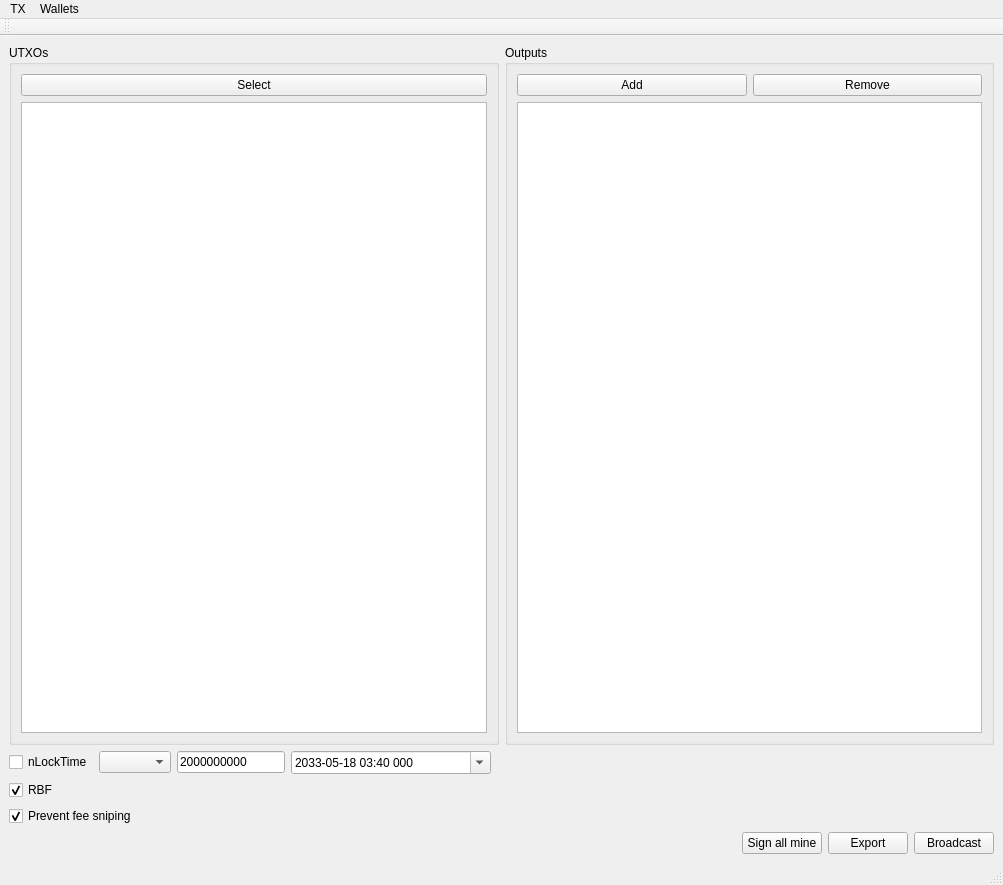
gbizzotto/ourWallet, file ui/mainwindow.ui: the form before one commit.
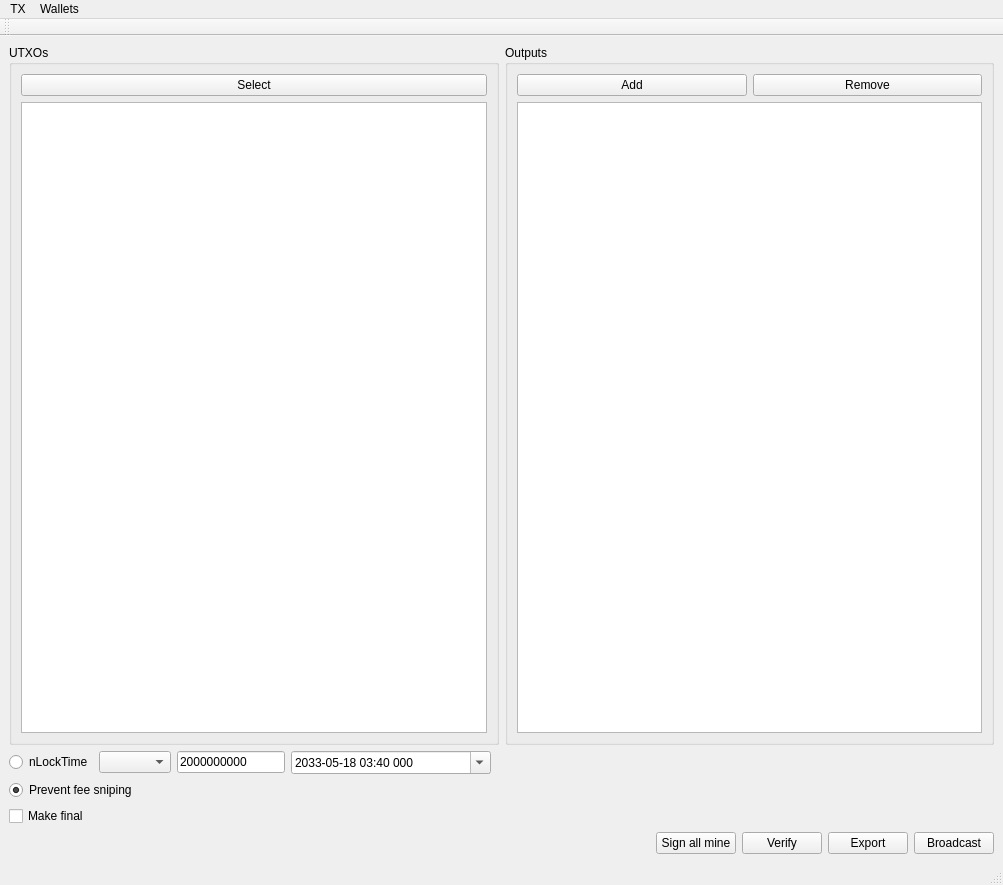
The form after the commit.

```diff
--- a/ui/mainwindow.ui
+++ b/ui/mainwindow.ui
@@ -154,7 +154,7 @@
          </widget>
         </item>
         <item row="0" column="0">
-         <widget class="QCheckBox" name="nLockTimeCheckBox">
+         <widget class="QRadioButton" name="nLockTimeRadioButton">
           <property name="text">
            <string>nLockTime</string>
           </property>
@@ -163,17 +163,7 @@
        </layout>
       </item>
       <item>
-       <widget class="QCheckBox" name="RBFCheckBox">
-        <property name="text">
-         <string>RBF</string>
-        </property>
-        <property name="checked">
-         <bool>true</bool>
-        </property>
-       </widget>
-      </item>
-      <item>
-       <widget class="QCheckBox" name="PreventFeeSnipingCheckBox">
+       <widget class="QRadioButton" name="PreventFeeSnipingRadioButton">
         <property name="text">
          <string>Prevent fee sniping</string>
         </property>
@@ -182,6 +172,16 @@
         </property>
        </widget>
       </item>
+      <item>
+       <widget class="QCheckBox" name="RBFCheckBox">
+        <property name="text">
+         <string>Make final</string>
+        </property>
+        <property name="checked">
+         <bool>false</bool>
+        </property>
+       </widget>
+      </item>
       <item>
        <layout class="QHBoxLayout" name="horizontalLayout_3">
         <item>
@@ -201,6 +201,13 @@
           </property>
          </widget>
         </item>
+        <item>
+         <widget class="QPushButton" name="verifyPushButton">
+          <property name="text">
+           <string>Verify</string>
+          </property>
+         </widget>
+        </item>
         <item>
          <widget class="QPushButton" name="exportPushButton">
           <property name="text">
```
Left out of the diff: 4 changed lines with no effect on the pictures.
